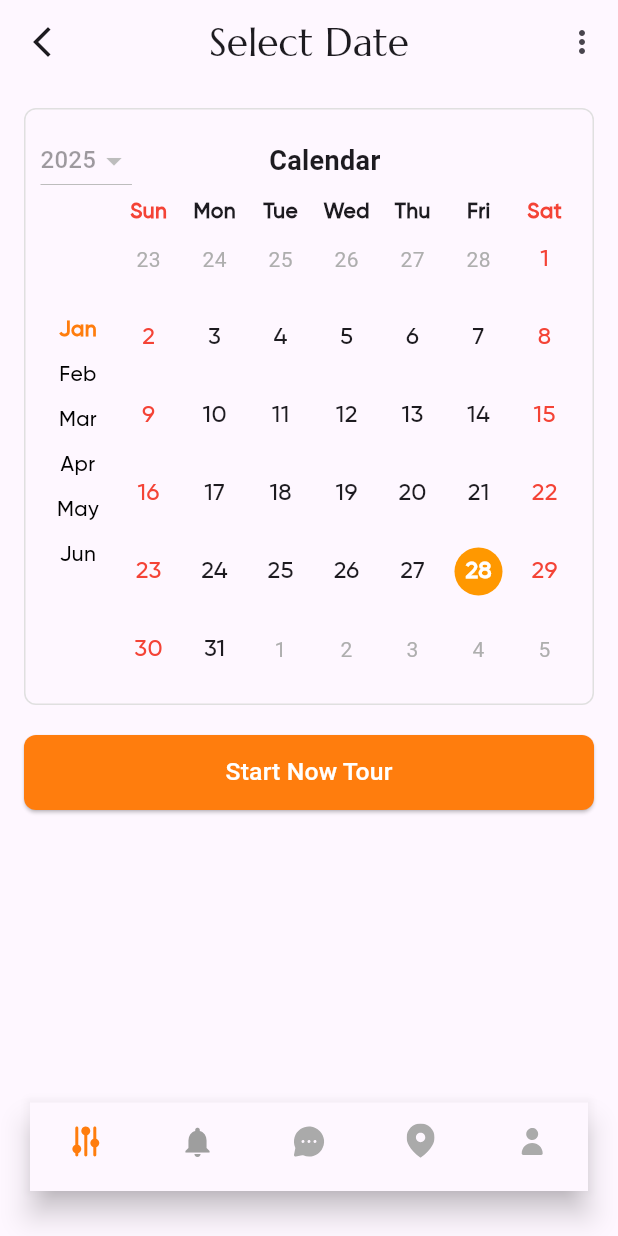
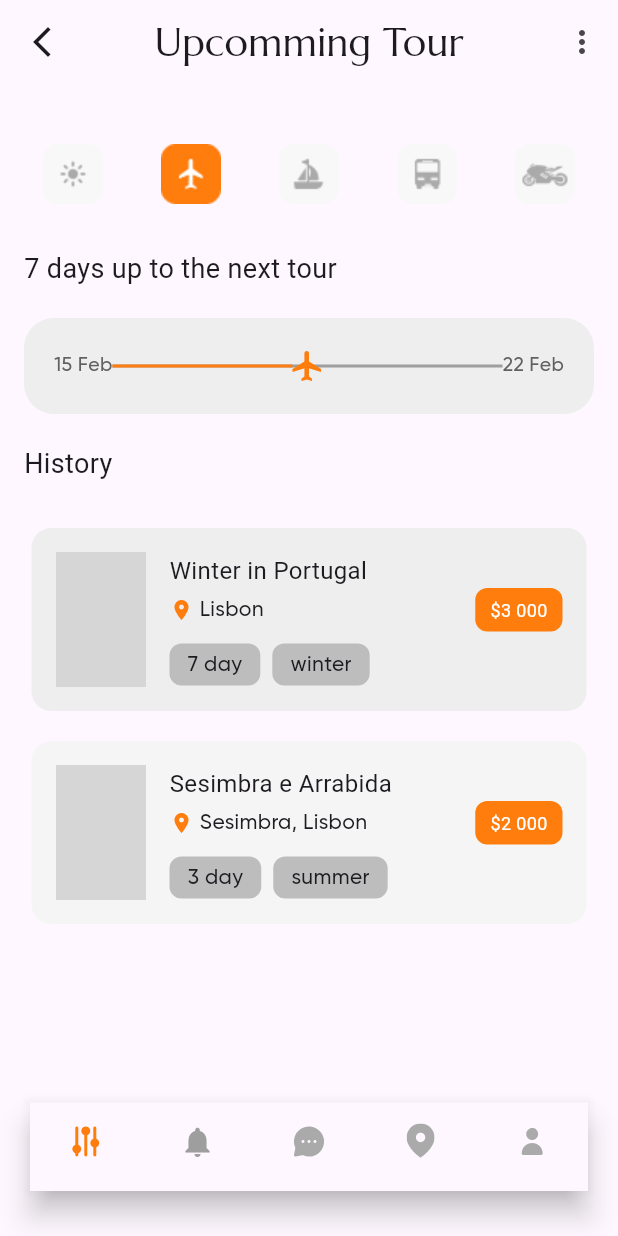
Before and after one commit to Susmeeta2311/travel_app, a Flutter app: the SelectDatePage screen opened directly, after a tap on "Start Now Tour", on a phone screen of 412 x 824 dp. Run offline on Flutter 3.47's test engine with Material 3 defaults, Android fonts, the phone set to English and light mode, and no system bars; drawn by our look-alikes of table_calendar; our stand-ins replace dotted_border, flutter_svg, shared_preferences, smooth_page_indicator; accounts and stored records are empty; network calls fail; Roboto replaces fonts that are missing (Gilroy-bold); grey boxes are pictures that could not be loaded.

Commit message:
fifth commit

```diff
--- a/lib/explore2_page.dart
+++ b/lib/explore2_page.dart
@@ -92,7 +92,8 @@ class ExplorePage2 extends StatelessWidget {
               ],
             ),
             const SizedBox(height: 30.0),
-            InkWell(
+            Center(
+              child: InkWell(
                 onTap: () {
                   // Navigator.push(
                   //   context,
@@ -213,8 +214,10 @@ class ExplorePage2 extends StatelessWidget {
                   ),
                 ),
               ),
+            ),
             const SizedBox(height: 20.0),
-            InkWell(
+            Center(
+              child: InkWell(
                 child: Container(
                   width: 370, // Adjust width as needed
                   decoration: BoxDecoration(
@@ -329,8 +332,10 @@ class ExplorePage2 extends StatelessWidget {
                   ),
                 ),
               ),
+            ),
             const SizedBox(height: 20.0),
-            InkWell(
+            Center(
+              child: InkWell(
                 child: Container(
                   width: 370, // Adjust width as needed
                   decoration: BoxDecoration(
@@ -445,6 +450,7 @@ class ExplorePage2 extends StatelessWidget {
                   ),
                 ),
               ),
+            ),
           ],
         ),
       ),
--- a/lib/select_date_page.dart
+++ b/lib/select_date_page.dart
@@ -1,6 +1,7 @@
 import 'package:flutter/material.dart';
 import 'package:flutter_svg/svg.dart';
 import 'package:table_calendar/table_calendar.dart';
+import 'package:travel_application/upcoming_tour_page.dart';
 
 class SelectDatePage extends StatelessWidget {
   const SelectDatePage({super.key});
@@ -165,19 +166,27 @@ class SelectDatePage extends StatelessWidget {
                 style: ElevatedButton.styleFrom(
                   backgroundColor: const Color(0xffFF7D0D),
                   padding: const EdgeInsets.symmetric(
-                    vertical: 12, // Keep only vertical padding
+                    vertical: 12,
                   ),
                   shape: RoundedRectangleBorder(
                     borderRadius: BorderRadius.circular(8),
                   ),
                 ),
-                child: const Text(
-                  "Start Now Tour",
-                  style: TextStyle(
-                    fontSize: 16.5,
-                    color: Colors.white,
-                    fontFamily: "Gilroy-bold",
+                child: TextButton(
+                  onPressed: () {
+                    Navigator.push(
+                      context,
+                      MaterialPageRoute(builder: (context) => UpcomingTourPage()),
+                    );
+                  },
+                  style: TextButton.styleFrom(
+                    textStyle: const TextStyle(
+                      fontSize: 16.5,
+                      fontFamily: "Gilroy-bold",
+                    ),
+                    foregroundColor: Colors.white, // Correct way to set text color
                   ),
+                  child: const Text("Start Now Tour"),
                 ),
               ),
             ),
--- /dev/null
+++ b/lib/upcoming_tour_page.dart
@@ -0,0 +1,454 @@
+import 'package:flutter/material.dart';
+import 'package:flutter_svg/svg.dart';
+
+class UpcomingTourPage extends StatelessWidget {
+  const UpcomingTourPage({super.key});
+
+  @override
+  Widget build(BuildContext context) {
+    return Scaffold(
+      appBar: AppBar(
+        centerTitle: true,
+        leading: IconButton(
+          onPressed: () {
+            Navigator.pop(context);
+          },
+          icon: const Icon(Icons.arrow_back_ios_new),
+        ),
+        title: const Text(
+          "Upcomming Tour",
+          style: TextStyle(fontFamily: "Marcellus", fontSize: 26),
+        ),
+        actions: [
+          IconButton(onPressed: () {
+            // Navigator.push(
+            //   context,
+            //   MaterialPageRoute(builder: (context) => HotPlacePage()),
+            // );
+          }, icon: const Icon(Icons.more_vert)),
+        ],
+      ),
+      // Service Icons
+      body: Column(
+        crossAxisAlignment: CrossAxisAlignment.start,
+        // Aligns children to the left
+        children: [
+          const SizedBox(height: 30.0),
+          Row(
+            mainAxisAlignment: MainAxisAlignment.spaceEvenly, // Adjust spacing
+            children: [
+              Image.asset(
+                "assets/icons/tourdetails/sun.png",
+                width: 60,
+                height: 60,
+              ),
+              Image.asset(
+                "assets/icons/tourdetails/Air.png",
+                width: 60,
+                height: 60,
+              ),
+              Image.asset(
+                "assets/icons/tourdetails/Boat.png",
+                width: 60,
+                height: 60,
+              ),
+              Image.asset(
+                "assets/icons/tourdetails/Car.png",
+                width: 60,
+                height: 60,
+              ),
+              Image.asset(
+                "assets/icons/tourdetails/Bick.png",
+                width: 60,
+                height: 60,
+              ),
+            ],
+          ),
+          const SizedBox(height: 20.0),
+          const Padding(
+            padding: EdgeInsets.only(left: 16.0), // Align text to the left
+            child: Text(
+              "7 days up to the next tour",
+              style: TextStyle(fontFamily: "Gilroy-bold", fontSize: 18.0),
+            ),
+          ),
+          const SizedBox(height: 20.0),
+
+          // Flight Duration
+          Padding(
+            padding: const EdgeInsets.symmetric(horizontal: 16.0),
+            child: Container(
+              padding: const EdgeInsets.symmetric(
+                horizontal: 20.0,
+                vertical: 20.0,
+              ),
+              decoration: BoxDecoration(
+                color: Colors.grey[200], // Light background
+                borderRadius: BorderRadius.circular(20.0),
+              ),
+              child: Row(
+                mainAxisAlignment: MainAxisAlignment.spaceBetween,
+                children: [
+                  Text(
+                    "15 Feb",
+                    style: TextStyle(
+                      fontSize: 13.0,
+                      fontFamily: "Gilroy-Medium",
+                      color: Colors.grey.shade700,
+                    ),
+                  ),
+                  Expanded(
+                    child: Stack(
+                      alignment: Alignment.center,
+                      children: [
+                        Container(
+                          height: 2,
+                          color: Colors.grey[500], // Light grey line
+                        ),
+                        Align(
+                          alignment: Alignment.centerLeft,
+                          child: Container(
+                            height: 2,
+                            width: 120, // Adjust the width of the orange part
+                            color: Color(0xffFF7D0D),
+                          ),
+                        ),
+                        const Icon(
+                          Icons.flight,
+                          color: Color(0xffFF7D0D),
+                          size: 24.0,
+                        ),
+                      ],
+                    ),
+                  ),
+                  Text(
+                    "22 Feb",
+                    style: TextStyle(
+                      fontSize: 13.0,
+                      fontFamily: "Gilroy-Medium",
+                      color: Colors.grey.shade700,
+                    ),
+                  ),
+                ],
+              ),
+            ),
+          ),
+          SizedBox(height: 20.0),
+          const Padding(
+            padding: EdgeInsets.only(left: 16.0),
+            // Align "History" text to the left
+            child: Text(
+              "History",
+              style: TextStyle(fontFamily: "Gilroy-bold", fontSize: 18.0),
+            ),
+          ),
+          const SizedBox(height: 30.0),
+          Center(
+            child: InkWell(
+              onTap: () {
+                // Navigator.push(
+                //   context,
+                //   MaterialPageRoute(builder: (context) => const HotPlacePage()),
+                // );
+              },
+              child: Container(
+                width: 370, // Adjust width as needed
+                decoration: BoxDecoration(
+                  color: Colors.grey[200],
+                  borderRadius: BorderRadius.circular(13),
+                ),
+                padding: EdgeInsets.all(16),
+                child: Row(
+                  children: [
+                    ClipRRect(
+                      borderRadius: BorderRadius.circular(8),
+                      child: Image.network(
+                        'https://s3-alpha-sig.figma.com/img/3ca5/deff/4cbf03037199187e999fe933641ae322?Expires=1743984000&Key-Pair-Id=APKAQ4GOSFWCW27IBOMQ&Signature=UUuDR2EiRAaN93wmeop6rum9RLqXYPXXZ2ozgTDmhQdjt4fuQBgvHtEd8-MhbCvDRGCkCZxDsC6b-JACI5NYaksDyY5ehfeEPUmS2SIFuLtcKe3au2WoI0aAEr2PlkU92cK2s5nKbMF7zeyFeIj~4p9mZMVE2giUJAFWxoX8Acd0awhjQu39~fAqqfOgw7zkqFXTEpG97BM3TVxmHo5KqyjtvRlsEsiPyXggSNG53yrhO4Zhp-uqeH03OHlpVmE5UvyfhxkcEPLsjalaySwpzeXYbS51vDUyLF0GwqZna1AnCycWl2qLB4v9eDEmT-WtT1Q2jSl~H8m1ZLZZm1k8mw__',
+                        // Replace with your image URL
+                        width: 60, // Adjust image width as needed
+                        height: 90, // Adjust image height as needed
+                        fit: BoxFit.cover,
+                      ),
+                    ),
+                    SizedBox(width: 16),
+                    Expanded(
+                      child: Column(
+                        crossAxisAlignment: CrossAxisAlignment.start,
+                        children: [
+                          Text(
+                            'Winter in Portugal',
+                            style: TextStyle(
+                              fontSize: 16,
+                              fontFamily: "Gilroy-bold",
+                            ),
+                          ),
+                          Row(
+                            children: [
+                              Icon(
+                                Icons.location_on,
+                                color: Color(0xffFF7D0D),
+                                size: 16,
+                              ),
+                              SizedBox(width: 4),
+                              Text(
+                                'Lisbon',
+                                style: TextStyle(
+                                  fontSize: 14,
+                                  fontFamily: "Gilroy-Medium",
+                                ),
+                              ),
+                              Spacer(),
+                              Container(
+                                padding: EdgeInsets.symmetric(
+                                  horizontal: 10,
+                                  vertical: 6,
+                                ),
+                                decoration: BoxDecoration(
+                                  color: Color(0xffFF7D0D),
+                                  borderRadius: BorderRadius.circular(8),
+                                ),
+                                child: Text(
+                                  '\$3 000',
+                                  style: TextStyle(
+                                    color: Colors.white,
+                                    fontSize: 12,
+                                    fontFamily: "Gilroy-bold",
+                                  ),
+                                ),
+                              ),
+                            ],
+                          ),
+                          SizedBox(height: 8),
+                          Row(
+                            children: [
+                              Container(
+                                padding: EdgeInsets.symmetric(
+                                  horizontal: 12,
+                                  vertical: 4,
+                                ),
+                                decoration: BoxDecoration(
+                                  color: Colors.grey[400],
+                                  borderRadius: BorderRadius.circular(8),
+                                ),
+                                child: Text(
+                                  '7 day',
+                                  style: TextStyle(
+                                    fontSize: 14,
+                                    fontFamily: "Gilroy-Medium",
+                                  ),
+                                ),
+                              ),
+                              SizedBox(width: 8),
+                              Container(
+                                padding: EdgeInsets.symmetric(
+                                  horizontal: 12,
+                                  vertical: 4,
+                                ),
+                                decoration: BoxDecoration(
+                                  color: Colors.grey[400],
+                                  borderRadius: BorderRadius.circular(8),
+                                ),
+                                child: Text(
+                                  'winter',
+                                  style: TextStyle(
+                                    fontSize: 14,
+                                    fontFamily: "Gilroy-Medium",
+                                  ),
+                                ),
+                              ),
+                            ],
+                          ),
+                        ],
+                      ),
+                    ),
+                  ],
+                ),
+              ),
+            ),
+          ),
+          const SizedBox(height: 20.0),
+          Center(
+            child: InkWell(
+              child: Container(
+                width: 370, // Adjust width as needed
+                decoration: BoxDecoration(
+                  color: Colors.grey[100],
+                  borderRadius: BorderRadius.circular(13),
+                ),
+                padding: EdgeInsets.all(16),
+                child: Row(
+                  children: [
+                    ClipRRect(
+                      borderRadius: BorderRadius.circular(8),
+                      child: Image.network(
+                        'https://s3-alpha-sig.figma.com/img/959b/9bf3/516c83ad71f95251dfded742f7975927?Expires=1743984000&Key-Pair-Id=APKAQ4GOSFWCW27IBOMQ&Signature=pKi3o270tHeULJS9MIregnx~hdQYvXtUIzrLVuPfEkw0Agi1toWA0XBVbiRCKURhhVPFcUz48zG9vdaTxEzptqSYMy2~rABOtOlf~Hms-J0MdIw-ZtHgBlOnaZlUgRECrMS2IpE9RmaTJ0ELNWRj80IRnPujPXzHBBd7rOv1pi-MuZye5qo5lCPm8qjijVHF9~kha2TheAIuXKZ82Te4nKZjx8aoFcaSeOQ9R8Cf1vJJ3thqF5cbYM39QhW6LzB3JfOgl9W1Y5Po7nTZ3sC48z3oxTchswtxdbtbakxV5pDjdj1C-pvIhClIIj7GkIbP~7LudEoe4Ldl7eBxMKt8JA__',
+                        // Replace with your image URL
+                        width: 60, // Adjust image width as needed
+                        height: 90, // Adjust image height as needed
+                        fit: BoxFit.cover,
+                      ),
+                    ),
+                    SizedBox(width: 16),
+                    Expanded(
+                      child: Column(
+                        crossAxisAlignment: CrossAxisAlignment.start,
+                        children: [
+                          Text(
+                            'Sesimbra e Arrabida',
+                            style: TextStyle(
+                              fontSize: 16,
+                              fontFamily: "Gilroy-bold",
+                            ),
+                          ),
+                          Row(
+                            children: [
+                              Icon(
+                                Icons.location_on,
+                                color: Color(0xffFF7D0D),
+                                size: 16,
+                              ),
+                              SizedBox(width: 4),
+                              Text(
+                                'Sesimbra, Lisbon',
+                                style: TextStyle(
+                                  fontSize: 14,
+                                  fontFamily: "Gilroy-Medium",
+                                ),
+                              ),
+                              Spacer(),
+                              Container(
+                                padding: EdgeInsets.symmetric(
+                                  horizontal: 10,
+                                  vertical: 6,
+                                ),
+                                decoration: BoxDecoration(
+                                  color: Color(0xffFF7D0D),
+                                  borderRadius: BorderRadius.circular(8),
+                                ),
+                                child: Text(
+                                  '\$2 000',
+                                  style: TextStyle(
+                                    color: Colors.white,
+                                    fontSize: 12,
+                                    fontFamily: "Gilroy-bold",
+                                  ),
+                                ),
+                              ),
+                            ],
+                          ),
+                          SizedBox(height: 8),
+                          Row(
+                            children: [
+                              Container(
+                                padding: EdgeInsets.symmetric(
+                                  horizontal: 12,
+                                  vertical: 4,
+                                ),
+                                decoration: BoxDecoration(
+                                  color: Colors.grey[400],
+                                  borderRadius: BorderRadius.circular(8),
+                                ),
+                                child: Text(
+                                  '3 day',
+                                  style: TextStyle(
+                                    fontSize: 14,
+                                    fontFamily: "Gilroy-Medium",
+                                  ),
+                                ),
+                              ),
+                              SizedBox(width: 8),
+                              Container(
+                                padding: EdgeInsets.symmetric(
+                                  horizontal: 12,
+                                  vertical: 4,
+                                ),
+                                decoration: BoxDecoration(
+                                  color: Colors.grey[400],
+                                  borderRadius: BorderRadius.circular(8),
+                                ),
+                                child: Text(
+                                  'summer',
+                                  style: TextStyle(
+                                    fontSize: 14,
+                                    fontFamily: "Gilroy-Medium",
+                                  ),
+                                ),
+                              ),
+                            ],
+                          ),
+                        ],
+                      ),
+                    ),
+                  ],
+                ),
+              ),
+            ),
+          ),
+        ],
+      ),
+      bottomNavigationBar: Padding(
+        padding: const EdgeInsets.only(bottom: 30, right: 20, left: 20),
+        child: BottomNavigationBar(
+          type: BottomNavigationBarType.fixed,
+          selectedItemColor: const Color(0xffFF7D0D),
+          unselectedItemColor: Colors.grey,
+          showSelectedLabels: false,
+          showUnselectedLabels: false,
+          items: [
+            BottomNavigationBarItem(
+              icon: GestureDetector(
+                onTap: () {},
+                child: SvgPicture.asset(
+                  'assets/icons/options.svg',
+                  width: 24,
+                  height: 24,
+                ),
+              ),
+              label: '',
+            ),
+            BottomNavigationBarItem(
+              icon: GestureDetector(
+                onTap: () {},
+                child: const Icon(Icons.notifications),
+              ),
+              label: '',
+            ),
+            BottomNavigationBarItem(
+              icon: GestureDetector(
+                onTap: () {},
+                child: SvgPicture.asset(
+                  'assets/icons/message.svg',
+                  width: 24,
+                  height: 24,
+                ),
+              ),
+              label: '',
+            ),
+            BottomNavigationBarItem(
+              icon: GestureDetector(
+                onTap: () {},
+                child: SvgPicture.asset(
+                  'assets/icons/location.svg',
+                  width: 24,
+                  height: 24,
+                ),
+              ),
+              label: '',
+            ),
+            BottomNavigationBarItem(
+              icon: GestureDetector(
+                onTap: () {},
+                child: SvgPicture.asset(
+                  'assets/icons/person.svg',
+                  width: 24,
+                  height: 24,
+                ),
+              ),
+              label: '',
+            ),
+          ],
+        ),
+      ),
+    );
+  }
+}
```
Also changed, not shown: lib/profile_page.dart (added). Lines whose indentation alone changed are shown as unchanged.
